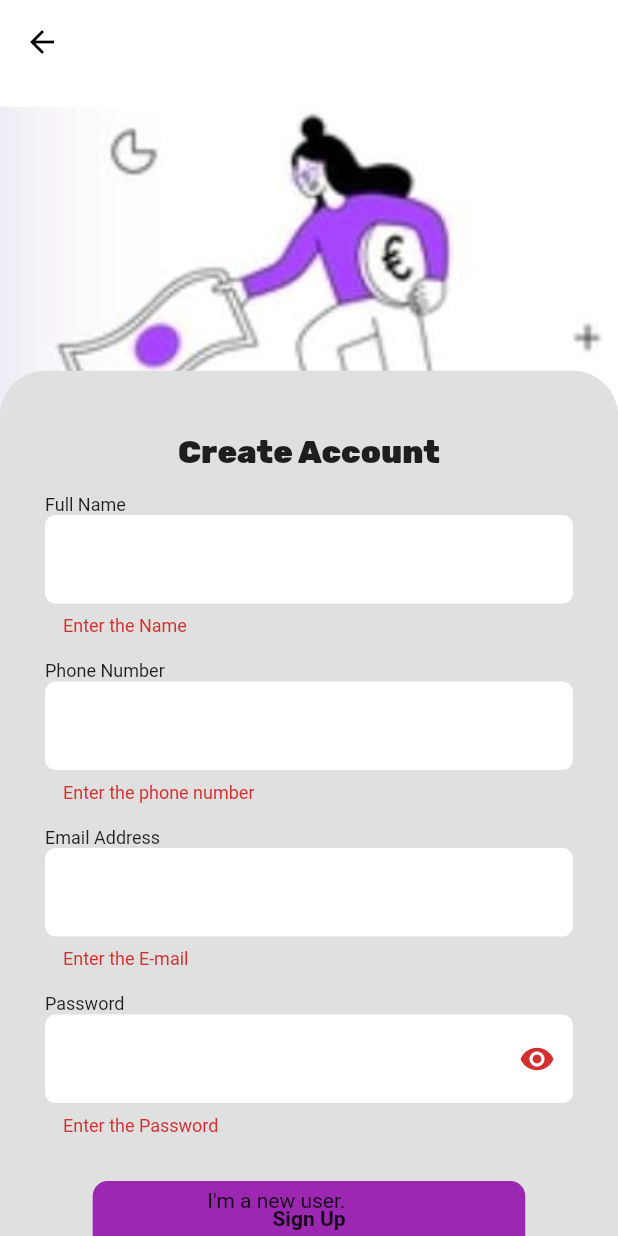
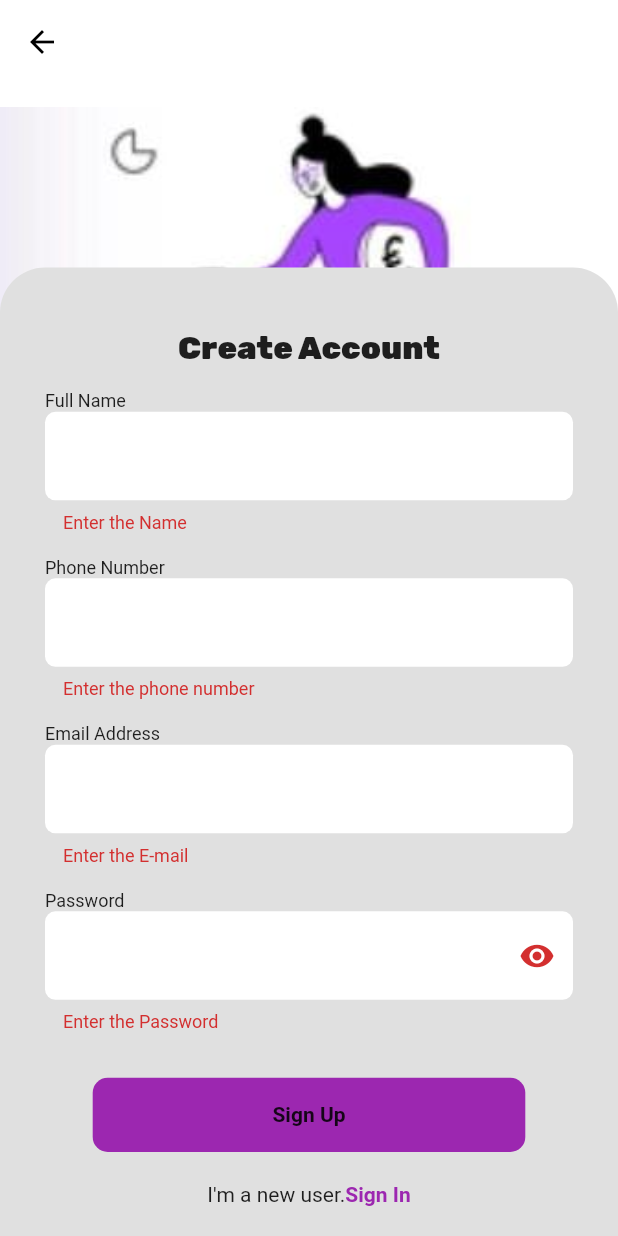
Before and after one commit to Aswinrajkp/syoft_test_UI, a Flutter app: the LoginPage screen opened directly, after a tap on "Sign Up", on a phone screen of 412 x 824 dp. Run offline on Flutter 3.47's test engine with Material 2 defaults, Android fonts, the phone set to English and light mode, and no system bars; our stand-ins replace dio, get, google_fonts, introduction_screen.

Commit message:
third commit

```diff
--- a/lib/view/register_page/login_page.dart
+++ b/lib/view/register_page/login_page.dart
@@ -13,6 +13,7 @@ class LoginPage extends StatelessWidget {
     Size size = MediaQuery.of(context).size;
     return SafeArea(
       child: Scaffold(
+        // resizeToAvoidBottomInset: false,
         backgroundColor: Colors.white,
         appBar: AppBar(
           backgroundColor: Colors.white,
@@ -26,10 +27,7 @@ class LoginPage extends StatelessWidget {
                 color: Colors.black,
               )),
         ),
-        body: Container(
-          height: size.height,
-
-          child: Stack(
+        body: Stack(
           alignment: Alignment.center,
           children: [
             Align(
@@ -44,6 +42,7 @@ class LoginPage extends StatelessWidget {
             ),
             Positioned(
               bottom: 0,
+              child: SingleChildScrollView(
                 child: Obx(() => loginController.signIn.value
                     ? SignInWidget(
                         size: size,
@@ -52,42 +51,41 @@ class LoginPage extends StatelessWidget {
                         size: size,
                       )),
               ),
-              Positioned(
-                  bottom: 0,
-                  child: Container(
-                      child: Padding(
-                          padding: const EdgeInsets.all(16.0),
-                          child: Obx(() => Row(
-                                mainAxisAlignment: MainAxisAlignment.center,
-                                children: [
-                                  Text("I'm a new user."),
-                                  loginController.signIn.value
-                                      ? InkWell(
-                                          onTap: () {
-                                            loginController.signIn.value =
-                                                false;
-                                          },
-                                          child: Text(
-                                            "Sign Up",
-                                            style: TextStyle(
-                                                color: Colors.purple,
-                                                fontWeight: FontWeight.w600),
-                                          ))
-                                      : InkWell(
-                                          onTap: () {
-                                            loginController.signIn.value = true;
-                                          },
-                                          child: Text(
-                                            "Sign In",
-                                            style: TextStyle(
-                                                color: Colors.purple,
-                                                fontWeight: FontWeight.w600),
-                                          ))
+            ),
+            // Positioned(
+            //     bottom: 0,
+            //     child: Container(
+            //         child: Padding(
+            //             padding: const EdgeInsets.all(16.0),
+            //             child: Obx(() => Row(
+            //                   mainAxisAlignment: MainAxisAlignment.center,
+            //                   children: [
+            //                     Text("I'm a new user."),
+            //                     loginController.signIn.value
+            //                         ? InkWell(
+            //                             onTap: () {
+            //                               loginController.signIn.value =
+            //                                   false;
+            //                             },
+            //                             child: Text(
+            //                               "Sign Up",
+            //                               style: TextStyle(
+            //                                   color: Colors.purple,
+            //                                   fontWeight: FontWeight.w600),
+            //                             ))
+            //                         : InkWell(
+            //                             onTap: () {
+            //                               loginController.signIn.value = true;
+            //                             },
+            //                             child: Text(
+            //                               "Sign In",
+            //                               style: TextStyle(
+            //                                   color: Colors.purple,
+            //                                   fontWeight: FontWeight.w600),
+            //                             ))
+            //                   ],
+            //                 )))))
           ],
-                              )))))
-            ],
-          ),
-
         ),
       ),
     );
--- a/lib/view/splash/splash_screen.dart
+++ b/lib/view/splash/splash_screen.dart
@@ -12,11 +12,12 @@ class SplashScreen extends StatelessWidget {
     return Scaffold(
       body: Padding(
         padding: const EdgeInsets.only(top: 16.0),
+        child: Align(
+          alignment: Alignment.bottomLeft,
           child: IntroductionScreen(
             dotsFlex: 2,
             dotsContainerDecorator: BoxDecoration(),
             controlsMargin: EdgeInsets.all(8),
-
             done: CircleAvatar(
               radius: 25,
               backgroundColor: Colors.black,
@@ -27,7 +28,8 @@ class SplashScreen extends StatelessWidget {
             ),
             onDone: () {
               Navigator.of(context).pushAndRemoveUntil(
-                MaterialPageRoute(builder: (context) => RegisterIntroScreen()),
+                  MaterialPageRoute(
+                      builder: (context) => RegisterIntroScreen()),
                   (route) => false);
             },
             next: CircleAvatar(
@@ -75,7 +77,6 @@ class SplashScreen extends StatelessWidget {
                   child: Column(
                     crossAxisAlignment: CrossAxisAlignment.start,
                     children: [
-
                       Image.asset("asset/Images/cook_withfood.png"),
                       Text(
                         "Cooking Safe Food",
@@ -92,7 +93,6 @@ class SplashScreen extends StatelessWidget {
                     ],
                   ),
                 ),
-
               ),
               PageViewModel(
                 titleWidget:
@@ -124,10 +124,11 @@ class SplashScreen extends StatelessWidget {
               ),
             ],
             dotsDecorator: DotsDecorator(
-         color: Colors.grey
-         ,size: Size(5,5),
-         activeSize: Size(5,5),
+                color: Colors.grey,
+                size: Size(5, 5),
+                activeSize: Size(5, 5),
                 activeColor: Colors.black
+            ),
           ),
         ),
       ),
--- a/lib/view/widgets/login_widgets/signIn_widget.dart
+++ b/lib/view/widgets/login_widgets/signIn_widget.dart
@@ -114,6 +114,35 @@ class SignInWidget extends StatelessWidget {
                   ),
                 ),
               ),
+              Padding(
+                  padding: const EdgeInsets.all(16.0),
+                  child: Obx(() => Row(
+                        mainAxisAlignment: MainAxisAlignment.center,
+                        children: [
+                          Text("I'm a new user."),
+                          loginController.signIn.value
+                              ? InkWell(
+                                  onTap: () {
+                                    loginController.signIn.value = false;
+                                  },
+                                  child: Text(
+                                    "Sign Up",
+                                    style: TextStyle(
+                                        color: Colors.purple,
+                                        fontWeight: FontWeight.w600),
+                                  ))
+                              : InkWell(
+                                  onTap: () {
+                                    loginController.signIn.value = true;
+                                  },
+                                  child: Text(
+                                    "Sign In",
+                                    style: TextStyle(
+                                        color: Colors.purple,
+                                        fontWeight: FontWeight.w600),
+                                  ))
+                        ],
+                      )))
             ],
           ),
         ),
--- a/lib/view/widgets/login_widgets/signUp_widget.dart
+++ b/lib/view/widgets/login_widgets/signUp_widget.dart
@@ -8,7 +8,7 @@ class SignUpWidget extends StatefulWidget {
 
   final size;
 
-  static final formKey = GlobalKey<FormState>();
+
 
   @override
   State<SignUpWidget> createState() => _SignUpWidgetState();
@@ -23,11 +23,13 @@ class _SignUpWidgetState extends State<SignUpWidget> {
 
   TextEditingController passwordController = TextEditingController();
 
+  static final formKey = GlobalKey<FormState>();
+
   @override
   Widget build(BuildContext context) {
     LoginController loginController = Get.find<LoginController>();
     return Container(
-      height: widget.size.height * .70,
+      // height: widget.size.height * .70,
       width: widget.size.width,
       decoration: BoxDecoration(
         color: Colors.grey.shade300,
@@ -36,9 +38,9 @@ class _SignUpWidgetState extends State<SignUpWidget> {
       ),
       child: Padding(
         padding: const EdgeInsets.only(left: 30, right: 30),
-        child: Form(
-          key: SignUpWidget.formKey,
-          child: SingleChildScrollView(
+        child: SingleChildScrollView(
+          child: Form(
+            key: formKey,
             child: Column(
               children: [
                 SizedBox(
@@ -157,7 +159,7 @@ class _SignUpWidgetState extends State<SignUpWidget> {
                 ),
                 GestureDetector(
                   onTap: () {
-                    if (SignUpWidget.formKey.currentState!.validate()) {
+                    if (formKey.currentState!.validate()) {
                       loginController.signUpDataPassing(
                           nameController.text,
                           numberController.text,
@@ -179,6 +181,35 @@ class _SignUpWidgetState extends State<SignUpWidget> {
                     ),
                   ),
                 ),
+                Padding(
+                    padding: const EdgeInsets.all(20.0),
+                    child: Obx(() => Row(
+                          mainAxisAlignment: MainAxisAlignment.center,
+                          children: [
+                            Text("I'm a new user."),
+                            loginController.signIn.value
+                                ? InkWell(
+                                    onTap: () {
+                                      loginController.signIn.value = false;
+                                    },
+                                    child: Text(
+                                      "Sign Up",
+                                      style: TextStyle(
+                                          color: Colors.purple,
+                                          fontWeight: FontWeight.w600),
+                                    ))
+                                : InkWell(
+                                    onTap: () {
+                                      loginController.signIn.value = true;
+                                    },
+                                    child: Text(
+                                      "Sign In",
+                                      style: TextStyle(
+                                          color: Colors.purple,
+                                          fontWeight: FontWeight.w600),
+                                    ))
+                          ],
+                        )))
               ],
             ),
           ),
```
Lines whose indentation alone changed are shown as unchanged.
